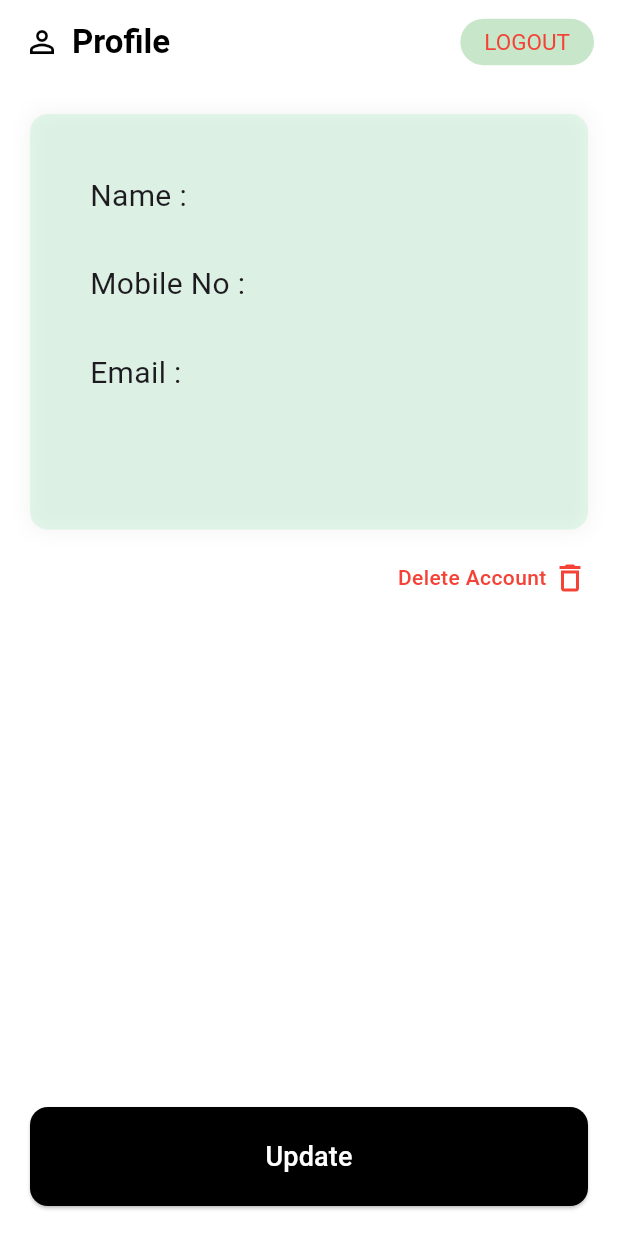
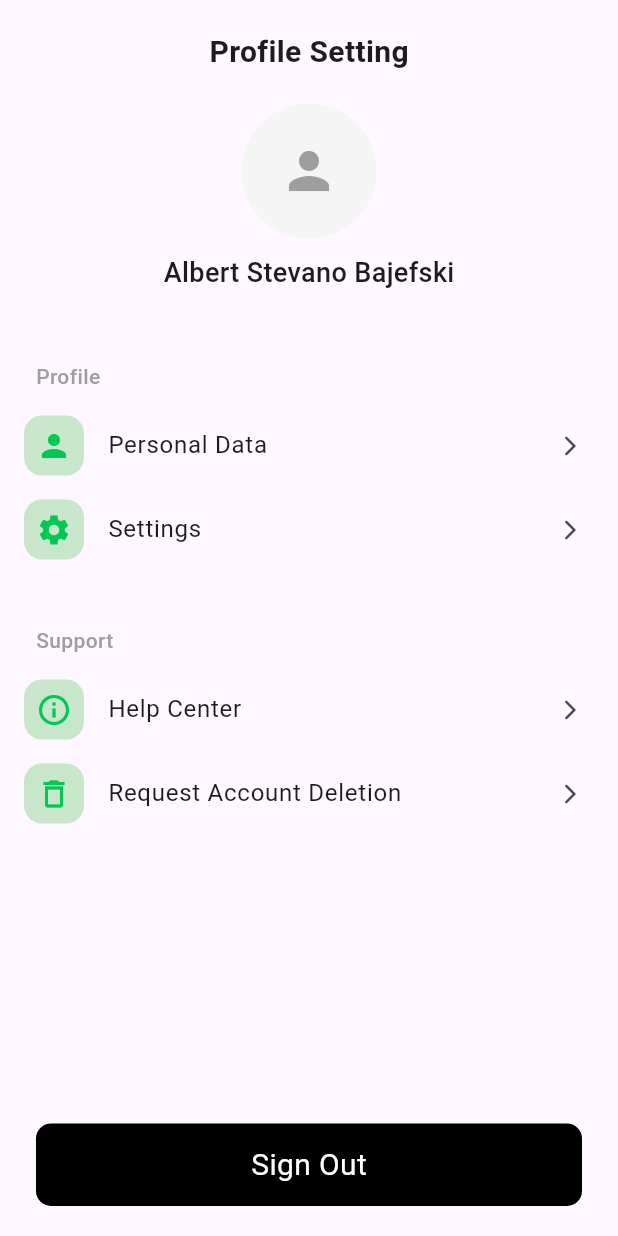
Before and after one commit to VrutiPatel102/Driver_Hire, a Flutter app: the ProfileScreen screen opened directly, on a phone screen of 412 x 824 dp. Run offline on Flutter 3.47's test engine with Material 3 defaults, Android fonts, the phone set to English and light mode, and no system bars; our stand-ins replace firebase_core, flutter_map, geocoding, latlong2; missing offline and left inert: flutter_osm_plugin; accounts and stored records are empty.

Commit message:
change in profile screen

```diff
--- a/lib/navigation/appRoute.dart
+++ b/lib/navigation/appRoute.dart
@@ -17,6 +17,7 @@ class AppRoute{
   static const userRideDetailScreen ="UserRideDetail_screen";
   static const rideRequestDetailScreen = "RideRequestDetail_Screen";
   static const driverRideDetailScreen = "DriverRideDetail_Screen";
+  static const personalData = "PersonalData_Screen";
 
 
 }
--- a/lib/navigation/routeGenerator.dart
+++ b/lib/navigation/routeGenerator.dart
@@ -12,6 +12,7 @@ import 'package:driver_hire/pwd_changed.dart';
 import 'package:driver_hire/register_screen.dart';
 import 'package:driver_hire/splash_screen.dart';
 import 'package:driver_hire/user/Home/book_driver.dart';
+import 'package:driver_hire/user/Profile/personal_data.dart';
 import 'package:flutter/material.dart';
 import '../user/Home/detail_screen.dart';
 import '../user/Home/waiting_driver.dart';
@@ -80,6 +81,11 @@ class RouteGenerator{
           builder: (context) => WaitingDriver(),
           settings: settings,
         );
+      case AppRoute.personalData:
+        return MaterialPageRoute(
+          builder: (context) => PersonalDataScreen(),
+          settings: settings,
+        );
 
       case AppRoute.userRideDetailScreen:
         final args = settings.arguments as Map<String, dynamic>;
--- a/lib/user/Profile/profile_screen.dart
+++ b/lib/user/Profile/profile_screen.dart
@@ -1,171 +1,105 @@
+import 'package:driver_hire/color.dart';
 import 'package:driver_hire/navigation/appRoute.dart';
 import 'package:flutter/material.dart';
-import 'package:driver_hire/color.dart';
 
 class ProfileScreen extends StatelessWidget {
   const ProfileScreen({super.key});
 
-  void _showLogoutDialog(BuildContext context) {
-    showDialog(
-      context: context,
-      builder: (context) => AlertDialog(
-        title: Text('Confirm Logout', style: TextStyle(fontSize: 17)),
-        content: Text('Are you sure you want to logout?'),
-        actions: [
-          TextButton(
-            onPressed: () => Navigator.pop(context),
-            child: Text('Cancel', style: TextStyle(color: AColor().Black)),
+  @override
+  Widget build(BuildContext context) {
+    return Scaffold(body: SafeArea(child: _buildBody(context)));
+  }
+
+  Widget _buildBody(BuildContext context) {
+    return Column(
+      children: [
+        SizedBox(height: 20),
+        Text(
+          "Profile Setting",
+          style: TextStyle(fontSize: 20, fontWeight: FontWeight.bold),
+        ),
+        SizedBox(height: 20),
+        _buildProfileAvatar(),
+        SizedBox(height: 10),
+        Text(
+          "Albert Stevano Bajefski",
+          style: TextStyle(fontSize: 18, fontWeight: FontWeight.w500),
+        ),
+        SizedBox(height: 30),
+        _buildSectionTitle("Profile"),
+        _buildMenuItem(Icons.person, "Personal Data", () {
+          Navigator.pushNamed(context, AppRoute.personalData);
+        }),
+        _buildMenuItem(Icons.settings, "Settings", () {}),
+        SizedBox(height: 20),
+        _buildSectionTitle("Support"),
+        _buildMenuItem(Icons.info_outline, "Help Center", () {}),
+        _buildMenuItem(Icons.delete_outline, "Request Account Deletion", () {}),
+        Spacer(),
+        _buildSignOutButton(context),
+        SizedBox(height: 20),
+      ],
+    );
+  }
+
+  Widget _buildProfileAvatar() {
+    return CircleAvatar(
+      radius: 45,
+      backgroundColor: Color(0xFFF5F5F5),
+      child: Icon(Icons.person, size: 40, color: Colors.grey),
+    );
+  }
+
+  Widget _buildSectionTitle(String title) {
+    return Padding(
+      padding: const EdgeInsets.only(left: 24.0, top: 16, bottom: 8),
+      child: Align(
+        alignment: Alignment.centerLeft,
+        child: Text(
+          title,
+          style: const TextStyle(
+            fontSize: 14,
+            color: Colors.grey,
+            fontWeight: FontWeight.w500,
           ),
-          ElevatedButton(
-            style: ElevatedButton.styleFrom(backgroundColor: AColor().green),
-            onPressed: () {
-              Navigator.pushReplacementNamed(context, AppRoute.chooseScreen);
-            },
-            child: Text('Logout', style: TextStyle(color: AColor().White)),
-          ),
-        ],
+        ),
       ),
     );
   }
 
-  void _showDeleteDialog(BuildContext context) {
-    showDialog(
-      context: context,
-      builder: (context) => AlertDialog(
-        title: Text('Delete Account'),
-        content: Text(
-          'This action cannot be undone.\nAre you sure you want to delete your account?',
+  Widget _buildMenuItem(IconData icon, String title, VoidCallback ontap) {
+    return GestureDetector(
+      onTap: ontap,
+      child: ListTile(
+        leading: Container(
+          padding: const EdgeInsets.all(8),
+          decoration: BoxDecoration(
+            color: AColor().green100,
+            borderRadius: BorderRadius.circular(12),
+          ),
+          child: Icon(icon, color: AColor().green),
         ),
-        actions: [
-          TextButton(
-            onPressed: () => Navigator.pop(context),
-            child: Text('Cancel', style: TextStyle(color: AColor().Black)),
-          ),
-          ElevatedButton(
-            style: ElevatedButton.styleFrom(backgroundColor: AColor().Red),
-            onPressed: () {
-              Navigator.of(context).pop();
-              Navigator.pushReplacementNamed(context, AppRoute.register);
-            },
-            child: Text('Delete', style: TextStyle(color: AColor().White)),
-          ),
-        ],
+        title: Text(title),
+        trailing: const Icon(Icons.arrow_forward_ios_rounded, size: 16),
       ),
     );
   }
 
-  @override
-  Widget build(BuildContext context) {
-    return Scaffold(
-      backgroundColor: AColor().White,
-      appBar: AppBar(
-        backgroundColor: AColor().White,
-        elevation: 0,
-        automaticallyImplyLeading: false,
-        title: Row(
-          children: [
-            Icon(Icons.person_outline, color: AColor().Black),
-             SizedBox(width: 8),
-            Text(
-              'Profile',
-              style: TextStyle(
-                color: AColor().Black,
-                fontSize: 22,
-                fontWeight: FontWeight.w600,
-              ),
-            ),
-             Spacer(),
-            GestureDetector(
-              onTap: () => _showLogoutDialog(context),
-              child: Container(
-                padding: const EdgeInsets.symmetric(
-                  horizontal: 16,
-                  vertical: 6,
-                ),
-                decoration: BoxDecoration(
-                  color: AColor().green100,
-                  borderRadius: BorderRadius.circular(20),
-                ),
-                child: Text(
-                  'LOGOUT',
-                  style: TextStyle(color: AColor().Red, fontSize: 15),
-                ),
-              ),
-            ),
-          ],
+  Widget _buildSignOutButton(BuildContext context) {
+    return Padding(
+      padding: const EdgeInsets.symmetric(horizontal: 24),
+      child: Container(
+        decoration: BoxDecoration(
+          color: AColor().Black,
+          borderRadius: BorderRadius.circular(10),
         ),
-      ),
-      body: Padding(
-        padding: const EdgeInsets.all(20),
-        child: Column(
-          children: [
-            Container(
-              width: double.infinity,
-              padding: const EdgeInsets.only(left: 40, top: 40, bottom: 90),
-              decoration: BoxDecoration(
-                color: AColor().green.withOpacity(0.1),
-                borderRadius: BorderRadius.circular(12),
-                boxShadow: [
-                  BoxShadow(
-                    color: Colors.grey.withOpacity(0.1),
-                    spreadRadius: 2,
-                    blurRadius: 10,
-                  ),
-                ],
-              ),
-              child:  Column(
-                crossAxisAlignment: CrossAxisAlignment.start,
-                children: [
-                  Text('Name :', style: TextStyle(fontSize: 20)),
-                  SizedBox(height: 30),
-                  Text('Mobile No :', style: TextStyle(fontSize: 20)),
-                  SizedBox(height: 30),
-                  Text('Email :', style: TextStyle(fontSize: 20)),
-                ],
-              ),
-            ),
-             SizedBox(height: 20),
-            Row(
-              mainAxisAlignment: MainAxisAlignment.end,
-              children: [
-                GestureDetector(
-                  onTap: () => _showDeleteDialog(context),
-                  child: Row(
-                    children: [
-                      Text(
-                        'Delete Account ',
-                        style: TextStyle(
-                          color: AColor().Red,
-                          fontWeight: FontWeight.w500,
-                        ),
-                      ),
-                      Icon(Icons.delete_outline, color: AColor().Red),
-                    ],
-                  ),
-                ),
-              ],
-            ),
-             Spacer(),
-            SizedBox(
-              width: double.infinity,
-              child: ElevatedButton(
-                style: ElevatedButton.styleFrom(
-                  backgroundColor: AColor().Black,
-                  padding: const EdgeInsets.symmetric(vertical: 20),
-                  shape: RoundedRectangleBorder(
-                    borderRadius: BorderRadius.circular(12),
-                  ),
-                ),
-                onPressed: () {
-                  // Update action
-                },
-                child: Text(
-                  'Update',
-                  style: TextStyle(color: AColor().White, fontSize: 18),
-                ),
-              ),
-            ),
-          ],
+        width: double.infinity,
+        height: 55,
+        child: Center(
+          child: Text(
+            "Sign Out",
+            style: TextStyle(fontSize: 20, color: AColor().White),
+          ),
         ),
       ),
     );
```
Also changed, not shown: lib/user/Profile/personal_data.dart (added, +208 -0 lines).
